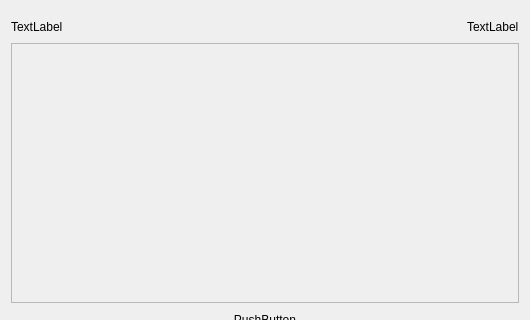
tonquer/picacg-qt, file ui/component/ui_chat_room.ui: the form before one commit; both pictures show x 0 to 530 and y 0 to 320 of the 530 by 582 pixel window.
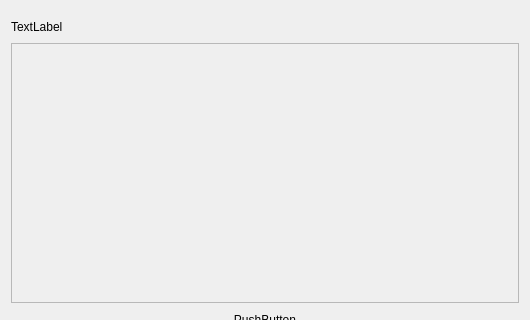
The form after the commit. Custom widgets are drawn as their Qt base class.

The edit to the form file:
```diff
--- a/ui/component/ui_chat_room.ui
+++ b/ui/component/ui_chat_room.ui
@@ -50,7 +50,7 @@
      <item>
       <widget class="QLabel" name="numLabel">
        <property name="text">
-        <string>TextLabel</string>
+        <string/>
        </property>
       </widget>
      </item>
```
Left out of the diff: 1 changed line with no effect on the pictures.
